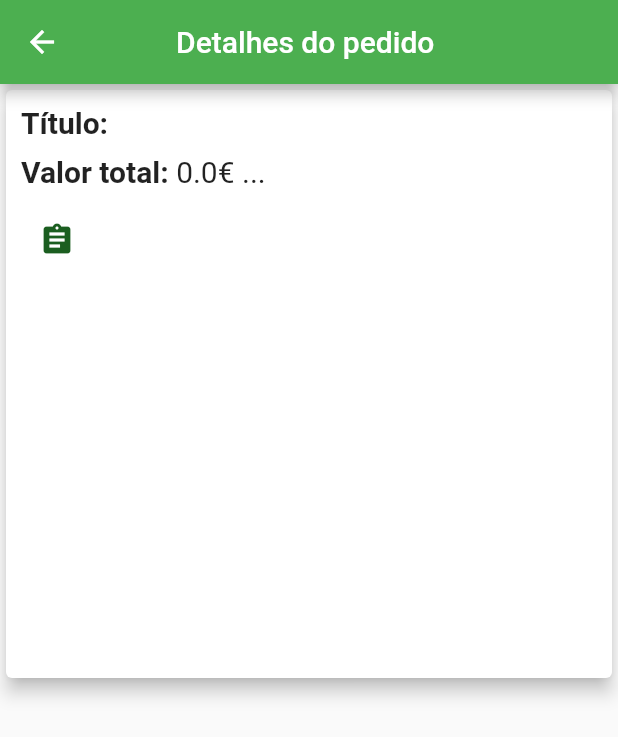
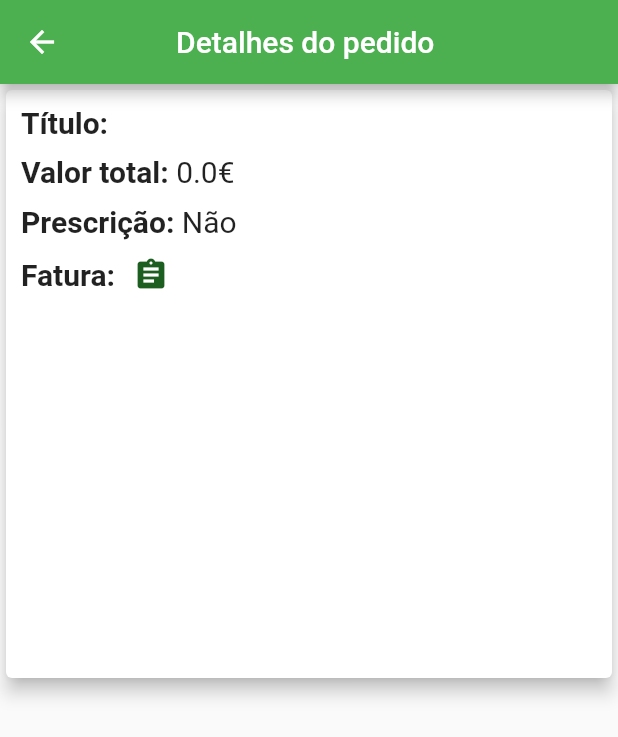
Before and after one commit to neu365/pharmapoint, a Flutter app: the PedidoDetailScreen screen opened directly with empty values, on a phone screen of 412 x 824 dp. Shown: the top 737 px of the screen. Run offline on Flutter 3.47's test engine with Material 2 defaults, Android fonts, the light colour scheme and no system bars; our stand-ins replace cloud_firestore, easy_debounce, firebase_auth, firebase_core; accounts and stored records are empty.

Commit message:
parte da tati

```diff
--- a/lib/widgets/widgets2/pedido_detail.dart
+++ b/lib/widgets/widgets2/pedido_detail.dart
@@ -2,6 +2,7 @@
 
 import 'package:cloud_firestore/cloud_firestore.dart';
 import 'package:flutter/material.dart';
+import 'package:pharmapoint/screens/fatura.dart';
 
 class PedidoDetail extends StatelessWidget {
   final String title;
@@ -20,6 +21,16 @@ class PedidoDetail extends StatelessWidget {
 
   @override
   Widget build(BuildContext context) {
+    void selectFatura(BuildContext ctx) {
+      Navigator.of(ctx).push(
+        MaterialPageRoute(
+          builder: (_) {
+            return FaturaWidget();
+          },
+        ),
+      );
+    }
+
     return SizedBox(
       height: 400,
       width: double.infinity,
@@ -33,8 +44,8 @@ class PedidoDetail extends StatelessWidget {
               Row(
                 mainAxisAlignment: MainAxisAlignment.start,
                 children: [
-                  const Text(
-                    'Título: ',
+                  Text(
+                    'Título:',
                     style: TextStyle(fontWeight: FontWeight.bold, fontSize: 20),
                   ),
                   Text(
@@ -53,7 +64,7 @@ class PedidoDetail extends StatelessWidget {
                       style:
                           TextStyle(fontWeight: FontWeight.bold, fontSize: 20)),
                   Text(
-                    '$estimatedCost€ ... ',
+                    '$estimatedCost€ ',
                     style: const TextStyle(fontSize: 20),
                   ),
                 ],
@@ -62,10 +73,29 @@ class PedidoDetail extends StatelessWidget {
                 height: 10,
                 width: 100,
               ),
-              IconButton(
-                onPressed: () {},
-                icon: const Icon(Icons.assignment),
-                color: Colors.green[900],
+              Row(
+                children: [
+                  const Text('Prescrição: ',
+                      style:
+                          TextStyle(fontWeight: FontWeight.bold, fontSize: 20)),
+                  hasPrescription
+                      ? Text('Sim', style: TextStyle(fontSize: 20))
+                      : Text('Não', style: TextStyle(fontSize: 20)),
+                ],
+              ),
+              Row(
+                children: [
+                  Text('Fatura:',
+                      style:
+                          TextStyle(fontWeight: FontWeight.bold, fontSize: 20)),
+                  IconButton(
+                    onPressed: () {
+                      selectFatura(context);
+                    },
+                    icon: const Icon(Icons.assignment),
+                    color: Colors.green[900],
+                  ),
+                ],
               ),
             ],
           ),
```
Also changed, not shown: lib/screens/fatura.dart (added, +191 -0 lines).
